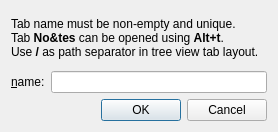
This is src/ui/tabdialog.ui in hluk/CopyQ as Qt 5 draws it before an edit. The edited form follows.
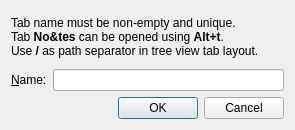
This is the edited form.

Diff of the .ui file:
```diff
--- a/src/ui/tabdialog.ui
+++ b/src/ui/tabdialog.ui
@@ -6,8 +6,8 @@
    <rect>
     <x>0</x>
     <y>0</y>
-    <width>278</width>
-    <height>132</height>
+    <width>295</width>
+    <height>130</height>
    </rect>
   </property>
   <property name="sizePolicy">
@@ -40,7 +40,7 @@
      <item>
       <widget class="QLabel" name="label">
        <property name="text">
-        <string>&amp;name:</string>
+        <string>&amp;Name:</string>
        </property>
        <property name="buddy">
         <cstring>lineEditTabName</cstring>
```
